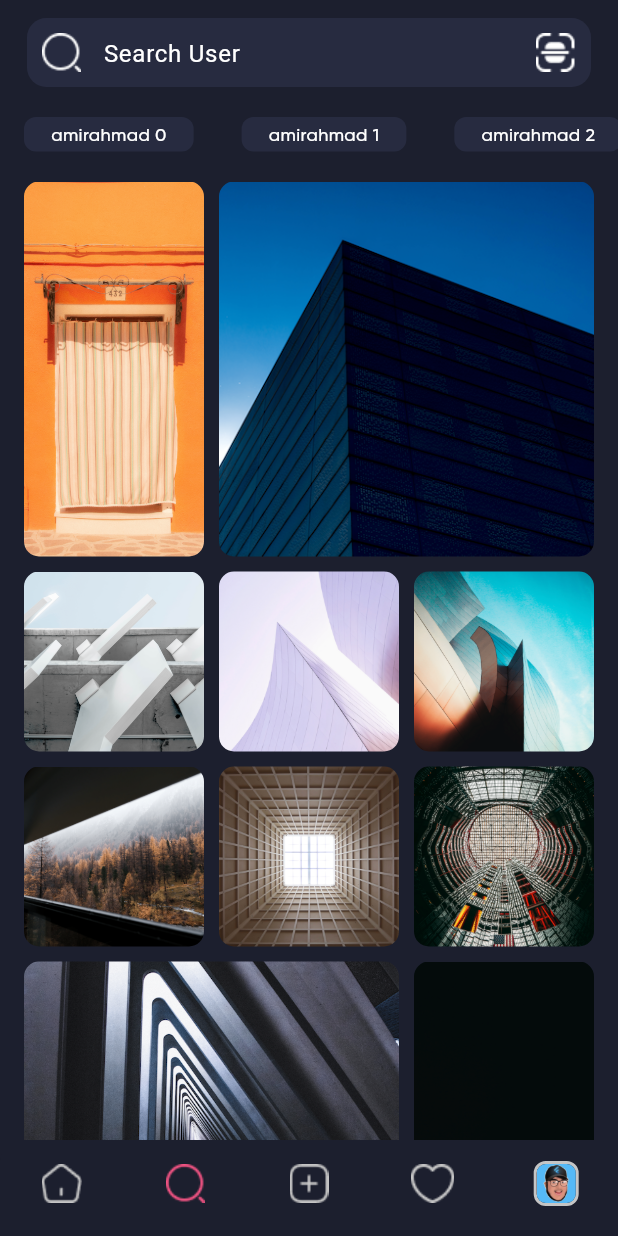
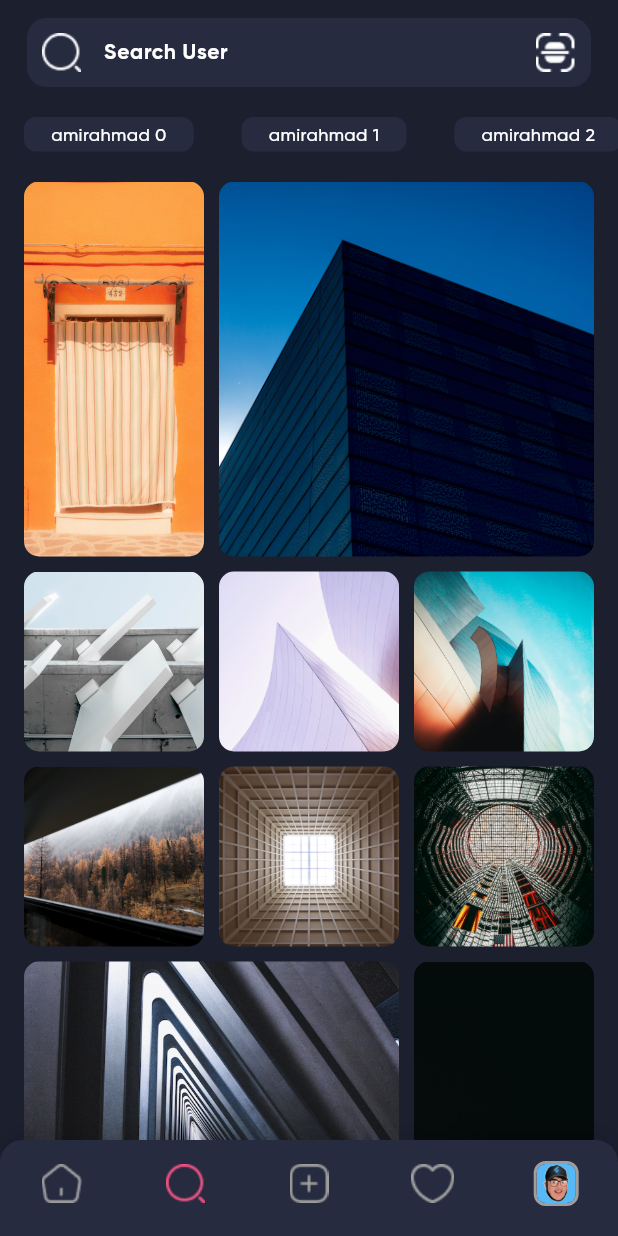
Before and after one commit to MissFlutterProgrammer/instagram_clone-main, a Flutter app: the screen it shows after launch, item 2 of the bottom bar chosen, on a phone screen of 412 x 824 dp. Run offline on Flutter 3.47's test engine with Material 3 defaults, Android fonts, the phone set to English and light mode, and no system bars.

Commit message:
526/2025

```diff
--- a/lib/screens/main_screen.dart
+++ b/lib/screens/main_screen.dart
@@ -1,3 +1,5 @@
+// ignore_for_file: deprecated_member_use
+
 import 'package:flutter/material.dart';
 import 'package:instagram/screens/activity_screen.dart';
 import 'package:instagram/screens/add_content_screen.dart';
@@ -14,137 +16,148 @@ class MainScreen extends StatefulWidget {
 
 class _MainScreenState extends State<MainScreen> {
   int _selectedBottomNavigationItem = 0;
+  final PageController _pageController = PageController();
+
+  @override
+  void dispose() {
+    _pageController.dispose();
+    super.dispose();
+  }
+
+  void _onPageChanged(int index) {
+    setState(() {
+      _selectedBottomNavigationItem = index;
+    });
+  }
+
+  void _onItemTapped(int index) {
+    _pageController.animateToPage(
+      index,
+      duration: const Duration(milliseconds: 300),
+      curve: Curves.easeInOut,
+    );
+  }
 
   @override
   Widget build(BuildContext context) {
     return Scaffold(
-      backgroundColor: Colors.transparent,
+      backgroundColor: Theme.of(context).scaffoldBackgroundColor,
       extendBody: true,
+      body: PageView(
+        controller: _pageController,
+        onPageChanged: _onPageChanged,
+        physics: const NeverScrollableScrollPhysics(),
+        children: const [
+          HomeScreen(),
+          SearchScreen(),
+          AddContentScreen(),
+          ActivityScreen(),
+          UserProfileScreen(),
+        ],
+      ),
       bottomNavigationBar: Container(
         decoration: BoxDecoration(
-          borderRadius: BorderRadius.only(
+          borderRadius: const BorderRadius.only(
             topLeft: Radius.circular(15),
             topRight: Radius.circular(15),
           ),
+          boxShadow: [
+            BoxShadow(
+              color: Colors.black.withOpacity(0.1),
+              blurRadius: 10,
+              offset: const Offset(0, -5),
+            ),
+          ],
         ),
         child: ClipRRect(
-          borderRadius: BorderRadius.only(
+          borderRadius: const BorderRadius.only(
             topLeft: Radius.circular(15),
             topRight: Radius.circular(15),
           ),
           child: BottomNavigationBar(
             type: BottomNavigationBarType.fixed,
-            backgroundColor: Color(0xff1C1F2E),
+            backgroundColor: Theme.of(context).colorScheme.surface,
             currentIndex: _selectedBottomNavigationItem,
-            onTap: (int index) {
-              setState(() {
-                _selectedBottomNavigationItem = index;
-              });
-            },
+            onTap: _onItemTapped,
             showSelectedLabels: false,
             showUnselectedLabels: false,
+            selectedItemColor: Theme.of(context).primaryColor,
+            unselectedItemColor: Colors.grey,
             items: [
               BottomNavigationBarItem(
                 icon: Image.asset(
                   'images/icon_home.png',
+                  color: Colors.grey,
                 ),
                 activeIcon: Image.asset(
                   'images/icon_active_home.png',
+                  color: Theme.of(context).primaryColor,
                 ),
-                label: 'Item1',
+                label: 'Home',
               ),
               BottomNavigationBarItem(
                 icon: Image.asset(
                   'images/icon_search_navigation.png',
+                  color: Colors.grey,
                 ),
                 activeIcon: Image.asset(
                   'images/icon_search_navigation_active.png',
+                  color: Theme.of(context).primaryColor,
                 ),
-                label: 'Item2',
+                label: 'Search',
               ),
               BottomNavigationBarItem(
                 icon: Image.asset(
                   'images/icon_add_navigation.png',
+                  color: Colors.grey,
                 ),
                 activeIcon: Image.asset(
                   'images/icon_add_navigation_active.png',
+                  color: Theme.of(context).primaryColor,
                 ),
-                label: 'Item3',
+                label: 'Add',
               ),
               BottomNavigationBarItem(
                 icon: Image.asset(
                   'images/icon_activity_navigation.png',
+                  color: Colors.grey,
                 ),
                 activeIcon: Image.asset(
                   'images/icon_activity_navigation_active.png',
+                  color: Theme.of(context).primaryColor,
                 ),
-                label: 'Item4',
+                label: 'Activity',
               ),
               BottomNavigationBarItem(
-                icon: Container(
+                icon: _buildProfileIcon(false),
+                activeIcon: _buildProfileIcon(true),
+                label: 'Profile',
+              ),
+            ],
+          ),
+        ),
+      ),
+    );
+  }
+
+  Widget _buildProfileIcon(bool isActive) {
+    return Container(
       width: 30,
       height: 30,
       decoration: BoxDecoration(
         border: Border.all(
           width: 2,
-                      color: Color(0xffC5C5C5),
+          color: isActive ? Theme.of(context).primaryColor : Colors.grey,
         ),
-                    borderRadius: BorderRadius.all(
-                      Radius.circular(8),
-                    ),
+        borderRadius: BorderRadius.circular(8),
       ),
       child: ClipRRect(
-                    borderRadius: BorderRadius.all(Radius.circular(6)),
-                    child: FittedBox(
-                      fit: BoxFit.cover,
+        borderRadius: BorderRadius.circular(6),
         child: Image.asset(
           'images/profile.png',
+          fit: BoxFit.cover,
         ),
-                    ),
-                  ),
-                ),
-                activeIcon: Container(
-                  width: 30,
-                  height: 30,
-                  decoration: BoxDecoration(
-                    border: Border.all(
-                      width: 2,
-                      color: Color(0xffF35383),
-                    ),
-                    borderRadius: BorderRadius.all(
-                      Radius.circular(8),
-                    ),
-                  ),
-                  child: ClipRRect(
-                    borderRadius: BorderRadius.all(Radius.circular(6)),
-                    child: FittedBox(
-                      fit: BoxFit.cover,
-                      child: Image.asset(
-                        'images/profile.png',
-                      ),
-                    ),
-                  ),
-                ),
-                label: 'Item4',
-              ),
-            ],
-          ),
-        ),
-      ),
-      body: IndexedStack(
-        index: _selectedBottomNavigationItem,
-        children: getLayout(),
       ),
     );
   }
-
-  List<Widget> getLayout() {
-    return <Widget>[
-      HomeScreen(),
-      SearchScreen(),
-      AddContentScreen(),
-      ActivityScreen(),
-      UserProfileScreen()
-    ];
 }
-}
--- /dev/null
+++ b/lib/theme/app_theme.dart
@@ -0,0 +1,81 @@
+import 'package:flutter/material.dart';
+
+class AppTheme {
+  static const _primaryColor = Color(0xffF35383);
+  static const _backgroundColor = Color(0xff1C1F2E);
+  static const _surfaceColor = Color(0xff272B40);
+
+  static final ThemeData lightTheme = ThemeData(
+    useMaterial3: true,
+    brightness: Brightness.light,
+    primaryColor: _primaryColor,
+    scaffoldBackgroundColor: Colors.white,
+    colorScheme: ColorScheme.light(
+      primary: _primaryColor,
+      secondary: _primaryColor,
+      surface: Colors.white,
+    ),
+    textTheme: const TextTheme(
+      headlineMedium: TextStyle(
+        fontFamily: 'GB',
+        fontSize: 16,
+        color: Colors.black,
+      ),
+      bodyLarge: TextStyle(
+        fontFamily: 'GB',
+        fontSize: 14,
+        color: Colors.black,
+      ),
+    ),
+    elevatedButtonTheme: ElevatedButtonThemeData(
+      style: ElevatedButton.styleFrom(
+        backgroundColor: _primaryColor,
+        foregroundColor: Colors.white,
+        shape: RoundedRectangleBorder(
+          borderRadius: BorderRadius.circular(15),
+        ),
+        textStyle: const TextStyle(
+          fontFamily: 'GB',
+          fontSize: 16,
+        ),
+      ),
+    ),
+  );
+
+  static final ThemeData darkTheme = ThemeData(
+    useMaterial3: true,
+    brightness: Brightness.dark,
+    primaryColor: _primaryColor,
+    scaffoldBackgroundColor: _backgroundColor,
+    colorScheme: ColorScheme.dark(
+      primary: _primaryColor,
+      secondary: _primaryColor,
+      surface: _surfaceColor,
+    ),
+    textTheme: const TextTheme(
+      headlineMedium: TextStyle(
+        fontFamily: 'GB',
+        fontSize: 16,
+        color: Colors.white,
+      ),
+      bodyLarge: TextStyle(
+        fontFamily: 'GB',
+        fontSize: 14,
+        color: Colors.white,
+      ),
+    ),
+    elevatedButtonTheme: ElevatedButtonThemeData(
+      style: ElevatedButton.styleFrom(
+        backgroundColor: _primaryColor,
+        foregroundColor: Colors.white,
+        shape: RoundedRectangleBorder(
+          borderRadius: BorderRadius.circular(15),
+        ),
+        textStyle: const TextStyle(
+          fontFamily: 'GB',
+          fontSize: 16,
+        ),
+      ),
+    ),
+  );
+}
--- a/pubspec.yaml
+++ b/pubspec.yaml
@@ -18,7 +18,7 @@ dependencies:
 dev_dependencies:
   flutter_test:
     sdk: flutter
-  dotted_border: ^2.1.0
+  dotted_border: ^3.0.1
   flutter_lints: ^5.0.0
 
 flutter:
```
Also changed, not shown: lib/main.dart (+55 -50 lines), lib/screens/home_screen.dart (+140 -200 lines), pubspec.lock, 1 other file. Lines whose indentation alone changed are shown as unchanged.
